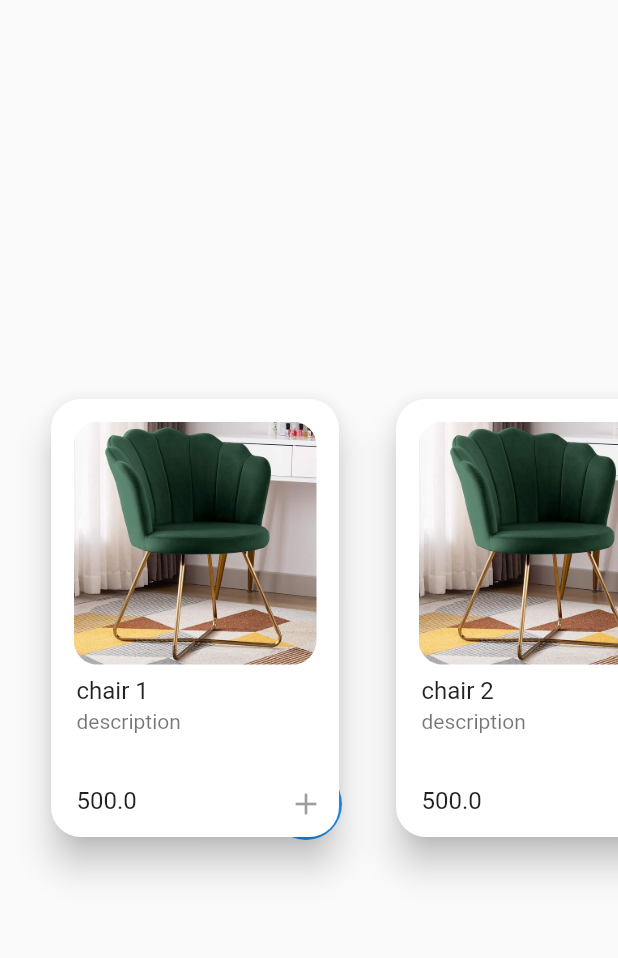
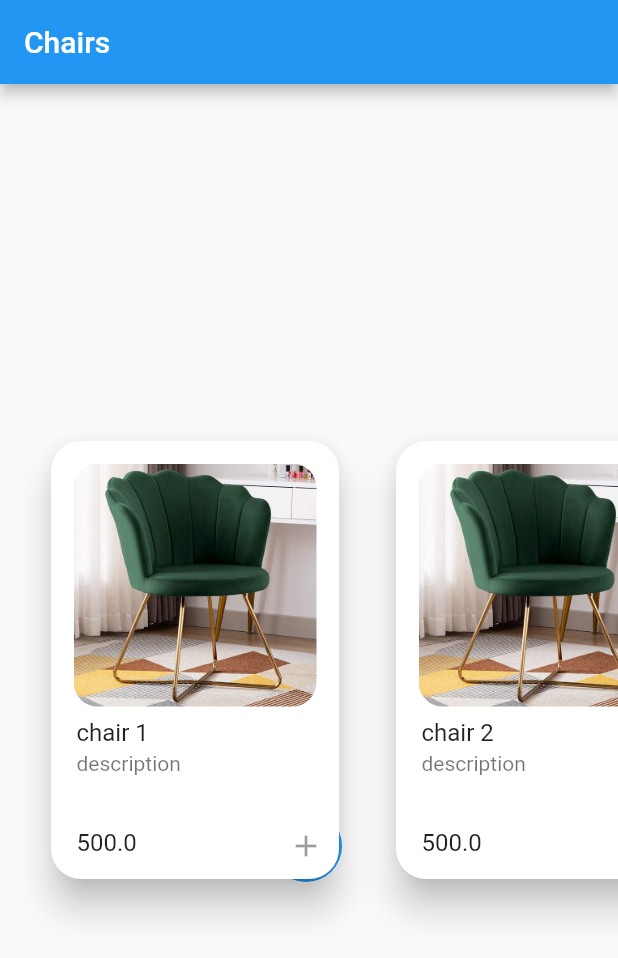
Before and after one commit to alexregiani/ui_store, a Flutter app: the screen it shows after launch, on a phone screen of 412 x 824 dp. Shown: the top 958 px of the screen. Run offline on Flutter 3.47's test engine with Material 2 defaults, Android fonts, the phone set to English and light mode, and no system bars.

Commit message:
added navigation

```diff
--- a/lib/main.dart
+++ b/lib/main.dart
@@ -15,7 +15,7 @@ class MyApp extends StatelessWidget {
     return MaterialApp(
         routes: <String, WidgetBuilder>{
           '/root': (BuildContext context) => const ProductScreen(),
-          'ProductCardInfo': (BuildContext context) => const ProductCardInfo()
+          '/ProductCardInfo': (BuildContext context) => const ProductCardInfo(),
         },
         title: 'Flutter Demo',
         theme: ThemeData(
--- a/lib/presentation/products_screen/widgets/product_card.dart
+++ b/lib/presentation/products_screen/widgets/product_card.dart
@@ -18,6 +18,8 @@ class ProductCard extends StatelessWidget {
       Container(
         width: 200,
         height: 300,
+        child: InkWell(
+          onTap: () => Navigator.pushNamed(context, '/ProductCardInfo'),
           child: Card(
             // clipBehavior: Clip.antiAliasWithSaveLayer,
             shape: RoundedRectangleBorder(
@@ -32,6 +34,7 @@ class ProductCard extends StatelessWidget {
                   borderRadius: BorderRadius.circular(60),
                   child: Image.asset(
                     'assets/chair1.jpeg',
+                  ),
                 ),
               ),
             ),
--- a/lib/presentation/products_screen/widgets/product_card_info.dart
+++ b/lib/presentation/products_screen/widgets/product_card_info.dart
@@ -5,6 +5,9 @@ class ProductCardInfo extends StatelessWidget {
 
   @override
   Widget build(BuildContext context) {
-    return Placeholder();
+    return Scaffold(
+      appBar: AppBar(),
+      body: Column(children: [Image.asset('assets/chair1.jpeg')]),
+    );
   }
 }
--- a/lib/presentation/products_screen/widgets/product_screen.dart
+++ b/lib/presentation/products_screen/widgets/product_screen.dart
@@ -7,6 +7,9 @@ class ProductScreen extends StatelessWidget {
   @override
   Widget build(BuildContext context) {
     return Scaffold(
+      appBar: AppBar(
+        title: Text('Chairs'),
+      ),
       body: ListView(
         scrollDirection: Axis.horizontal,
         children: const [
```
Lines whose indentation alone changed are shown as unchanged.
